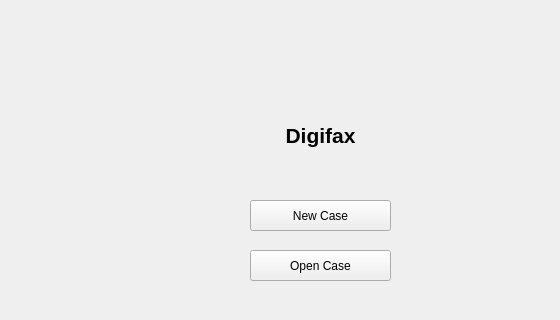
Old version of the form UI/home.ui in the repository xiuqiho/ICT2202-Digifax; both pictures show x 0 to 560 and y 0 to 320 of the 650 by 425 pixel window.
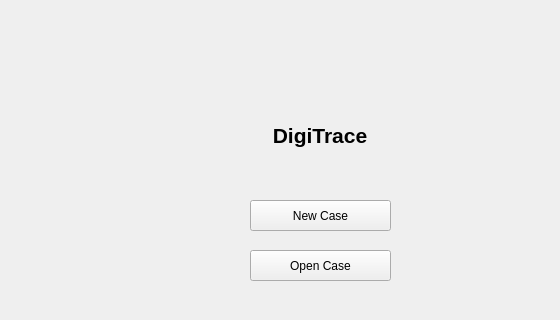
New version of the form.

Commit message: Changed Window Title to "DigiTrace"

Diff of the .ui file:
```diff
--- a/UI/home.ui
+++ b/UI/home.ui
@@ -85,14 +85,14 @@
    <widget class="QLabel" name="label">
     <property name="geometry">
      <rect>
-      <x>280</x>
+      <x>265</x>
       <y>120</y>
-      <width>81</width>
+      <width>110</width>
       <height>31</height>
      </rect>
     </property>
     <property name="text">
-     <string>&lt;html&gt;&lt;head/&gt;&lt;body&gt;&lt;p&gt;&lt;span style=&quot; font-size:16pt; font-weight:600;&quot;&gt;Digifax&lt;/span&gt;&lt;/p&gt;&lt;/body&gt;&lt;/html&gt;</string>
+     <string>&lt;html&gt;&lt;head/&gt;&lt;body&gt;&lt;p&gt;&lt;span style=&quot; font-size:16pt; font-weight:600;&quot;&gt;DigiTrace&lt;/span&gt;&lt;/p&gt;&lt;/body&gt;&lt;/html&gt;</string>
     </property>
     <property name="alignment">
      <set>Qt::AlignCenter</set>
```
Left out of the diff: 2 changed lines with no effect on the pictures. The commit also changes 4 other files.
